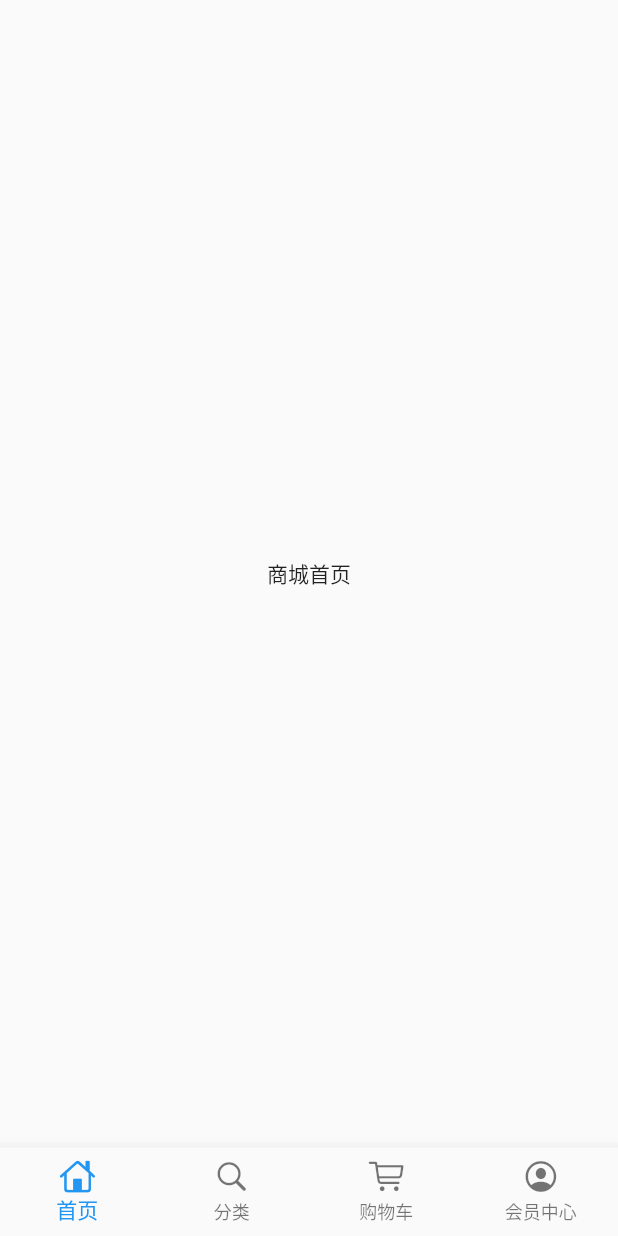
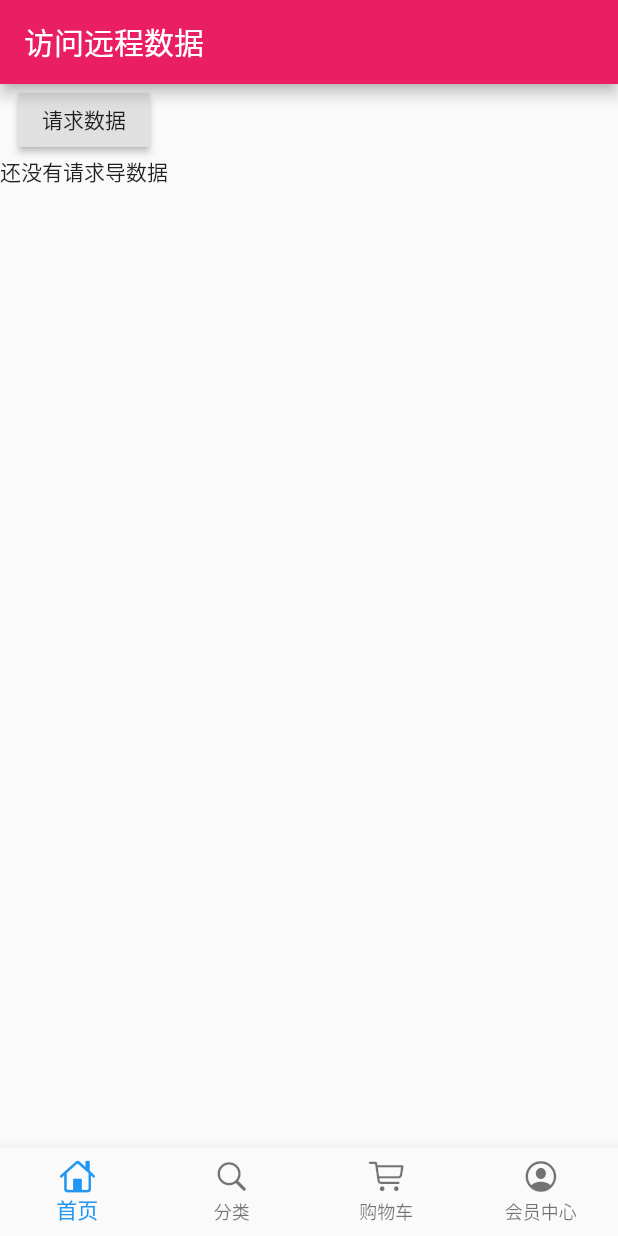
Before and after one commit to koojj2809571/flutter_shop, a Flutter app: the screen it shows after launch, on a phone screen of 412 x 824 dp. Run offline on Flutter 3.47's test engine with Material 2 defaults, Android fonts, the phone set to English and light mode, and no system bars; our stand-ins replace dio.

Commit message:
dio练习

```diff
--- /dev/null
+++ b/lib/config/http_headers.dart
@@ -0,0 +1,12 @@
+const httpHeaders = {
+'Accept': 'application/json, text/plain, */*',
+'Accept-Encoding': 'gzip, deflate, br',
+'Accept-Language': 'zh-CN,zh;q=0.9,en;q=0.8,zh-TW;q=0.7',
+'Connection': 'keep-alive',
+'Content-Type': 'application/json',
+'Cookie': '_ga=GA1.2.777539104.1551276241; _gid=GA1.2.1795624384.1551276241; _gat=1; GCID=29891c7-b28e8c5-f49fa6f-dd0d57d-cd; SERVERID=1fa1f330efedec1559b3abbcb6e30f50|1551276251|1551276239; Hm_lvt_022f847c4e3acd44d4a2481d9187f1e6=1551276240,1551276252; Hm_lpvt_022f847c4e3acd44d4a2481d9187f1e6=1551276252',
+'Host': 'time.geekbang.org',
+'Origin': 'https://time.geekbang.org',
+'Referer': 'https://time.geekbang.org/',
+'User-Agent': 'Mozilla/5.0 (Windows NT 10.0; Win64; x64) AppleWebKit/537.36 (KHTML, like Gecko) Chrome/72.0.3626.119 Safari/537.36'
+};
--- a/lib/pages/home_page.dart
+++ b/lib/pages/home_page.dart
@@ -1,12 +1,59 @@
 import 'package:flutter/material.dart';
+import 'package:dio/dio.dart';
+import '../config/http_headers.dart';
 
-class HomePage extends StatelessWidget{
+class HomePage extends StatefulWidget {
+  _HomePageState createState() => _HomePageState();
+}
+
+class _HomePageState extends State<HomePage> {
+  String showText = '还没有请求导数据';
+
   @override
   Widget build(BuildContext context) {
-    return Scaffold(
-      body: Center(
-        child: Text('商城首页'),
+    return Container(
+      child: Scaffold(
+        appBar: AppBar(
+          title: Text('访问远程数据'),
+        ),
+        body: SingleChildScrollView(
+          child: Container(
+            child: Column(
+              children: <Widget>[
+                RaisedButton(
+                  onPressed: _choiceAction,
+                  child: Text('请求数据'),
+                ),
+                Text(showText),
+              ],
+            ),
+          ),
+        ),
       ),
     );
   }
+
+  void _choiceAction() {
+    print('开始向极客时间请求数据..................');
+    getHttpRequest().then((val) {
+      print('收到返回数据');
+      setState(() {
+        showText = val['data'].toString();
+      });
+    });
+  }
+
+  Future getHttpRequest() async {
+    try {
+      Response response;
+      Dio dio = new Dio();
+      dio.options.headers = httpHeaders;
+      response = await dio.get(
+        "https://time.geekbang.org/serv/v1/column/newAll",
+      );
+      return response.data;
+    } catch (e) {
+      return print(e);
+    }
+  }
 }
--- a/pubspec.yaml
+++ b/pubspec.yaml
@@ -19,6 +19,7 @@ dependencies:
   # The following adds the Cupertino Icons font to your application.
   # Use with the CupertinoIcons class for iOS style icons.
   cupertino_icons: ^0.1.2
+  dio: ^2.0.14
 
 dev_dependencies:
   flutter_test:
```
